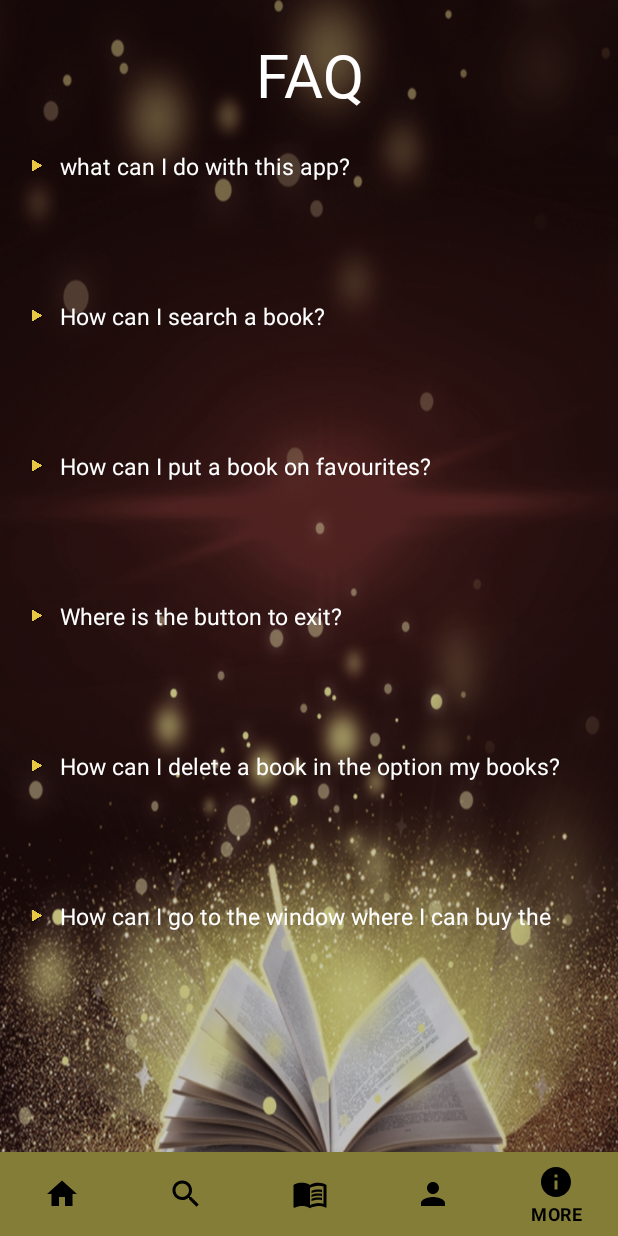
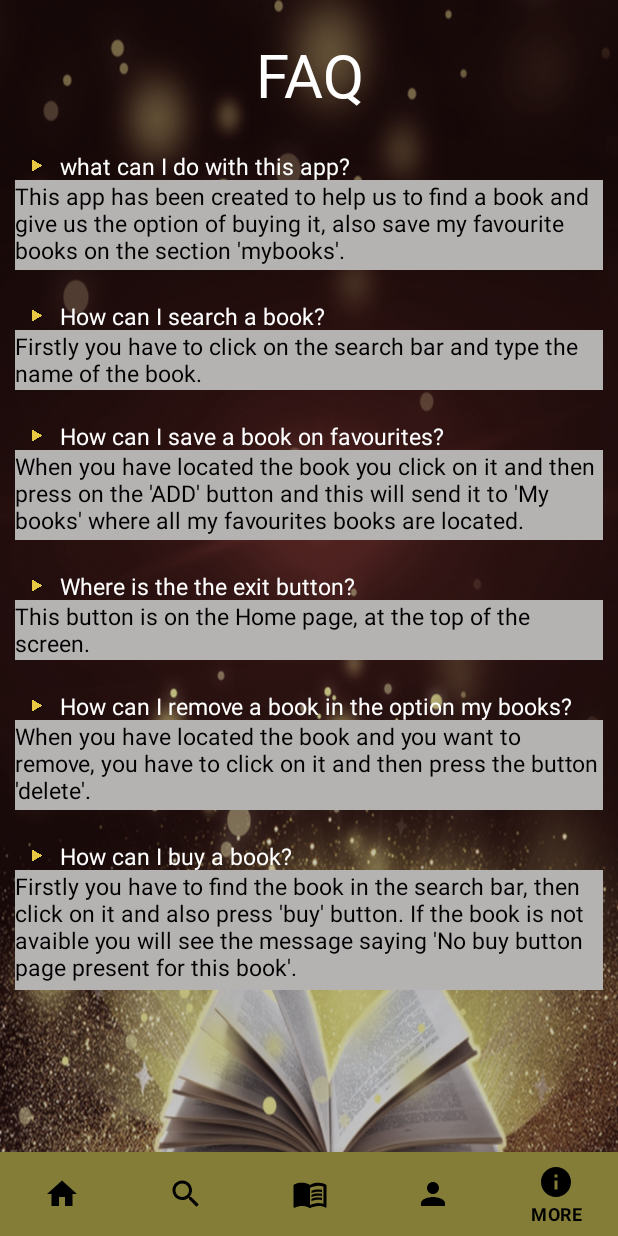
Before and after one commit to ivaperma/myFavBook, an Android app: the More screen opened directly, with no data from a screen before it, on a phone screen of 412 x 824 dp. Run offline under Robolectric (Android 15) with nearby library versions, the phone set to English and light mode, and no system bars.

Commit message:
changin same things in the faq questions.

```diff
--- a/app/src/main/res/layout/activity_more.xml
+++ b/app/src/main/res/layout/activity_more.xml
@@ -60,11 +60,11 @@
             android:layout_marginLeft="10dp"
             android:layout_marginTop="120dp"
             android:layout_marginRight="10dp"
-            android:text="This app have been created to help us to find a book and give us the option of buy it, and also put in the section mybooks where there are all my favourite books."
+            android:text="This app has been created to help us to find a book and give us the option of buying it, also save my favourite books on the section 'mybooks'."
             android:textColor="@color/black"
             android:textSize="15dp"
             android:background="@color/grey"
-            android:visibility="gone">
+            >
         </TextView>
 
         <ImageView
@@ -89,15 +89,15 @@
     <TextView
         android:id="@+id/ans2"
         android:layout_width="match_parent"
-        android:layout_height="60dp"
+        android:layout_height="40dp"
         android:layout_marginLeft="10dp"
         android:layout_marginTop="220dp"
         android:layout_marginRight="10dp"
-        android:text="At first you have to click on the option of searching and put the name of the book you are looking for in the search bar."
+        android:text="Firstly you have to click on the search bar and type the name of the book."
         android:textColor="@color/black"
         android:textSize="15dp"
         android:background="@color/grey"
-        android:visibility="gone">
+        >
     </TextView>
 
     <ImageView
@@ -105,31 +105,31 @@
         android:layout_height="30dp"
         android:src="@drawable/flecha"
         android:layout_marginLeft="10dp"
-        android:layout_marginTop="295dp"
+        android:layout_marginTop="275dp"
         android:layout_marginRight="10dp"/>
     <TextView
         android:id="@+id/qus3"
         android:layout_width="match_parent"
         android:layout_height="20dp"
         android:layout_marginLeft="40dp"
-        android:layout_marginTop="300dp"
+        android:layout_marginTop="280dp"
         android:layout_marginRight="10dp"
-        android:text="How can I put a book on favourites?"
+        android:text="How can I save a book on favourites?"
         android:textColor="@color/white"
         android:textSize="15dp">
     </TextView>
     <TextView
         android:id="@+id/ans3"
         android:layout_width="match_parent"
-        android:layout_height="80dp"
+        android:layout_height="60dp"
         android:layout_marginLeft="10dp"
-        android:layout_marginTop="320dp"
+        android:layout_marginTop="300dp"
         android:layout_marginRight="10dp"
-        android:text="When you have located the book there is an option that says 'ADD', and this button send our book to the option of 'My books' that is where all my favourites books are located."
+        android:text="When you have located the book you click on it and then press on the 'ADD' button and this will send it to 'My books' where all my favourites books are located."
         android:textColor="@color/black"
         android:textSize="15dp"
         android:background="@color/grey"
-        android:visibility="gone">
+        >
     </TextView>
 
     <ImageView
@@ -137,16 +137,16 @@
         android:layout_height="30dp"
         android:src="@drawable/flecha"
         android:layout_marginLeft="10dp"
-        android:layout_marginTop="395dp"
+        android:layout_marginTop="375dp"
         android:layout_marginRight="10dp"/>
     <TextView
         android:id="@+id/qus4"
         android:layout_width="match_parent"
         android:layout_height="20dp"
         android:layout_marginLeft="40dp"
-        android:layout_marginTop="400dp"
+        android:layout_marginTop="380dp"
         android:layout_marginRight="10dp"
-        android:text="Where is the button to exit?"
+        android:text="Where is the the exit button?"
         android:textColor="@color/white"
         android:textSize="15dp">
     </TextView>
@@ -155,13 +155,13 @@
         android:layout_width="match_parent"
         android:layout_height="40dp"
         android:layout_marginLeft="10dp"
-        android:layout_marginTop="420dp"
+        android:layout_marginTop="400dp"
         android:layout_marginRight="10dp"
-        android:text="This button is on the window 'Home' and at the top of the screen is the exit button."
+        android:text="This button is on the Home page, at the top of the screen."
         android:textColor="@color/black"
         android:textSize="15dp"
         android:background="@color/grey"
-        android:visibility="gone">
+        >
     </TextView>
 
     <ImageView
@@ -169,16 +169,16 @@
         android:layout_height="30dp"
         android:src="@drawable/flecha"
         android:layout_marginLeft="10dp"
-        android:layout_marginTop="495dp"
+        android:layout_marginTop="455dp"
         android:layout_marginRight="10dp"/>
     <TextView
         android:id="@+id/qus5"
         android:layout_width="match_parent"
         android:layout_height="20dp"
         android:layout_marginLeft="40dp"
-        android:layout_marginTop="500dp"
+        android:layout_marginTop="460dp"
         android:layout_marginRight="10dp"
-        android:text="How can I delete a book in the option my books?"
+        android:text="How can I remove a book in the option my books?"
         android:textColor="@color/white"
         android:textSize="15dp">
     </TextView>
@@ -187,13 +187,13 @@
         android:layout_width="match_parent"
         android:layout_height="60dp"
         android:layout_marginLeft="10dp"
-        android:layout_marginTop="520dp"
+        android:layout_marginTop="480dp"
         android:layout_marginRight="10dp"
-        android:text="When you have located the book and you want to delete, you have to click on it and then the option appears saying 'delete'."
+        android:text="When you have located the book and you want to remove, you have to click on it and then press the button 'delete'."
         android:textColor="@color/black"
         android:textSize="15dp"
         android:background="@color/grey"
-        android:visibility="gone">
+        >
     </TextView>
 
     <ImageView
@@ -201,31 +201,31 @@
         android:layout_height="30dp"
         android:src="@drawable/flecha"
         android:layout_marginLeft="10dp"
-        android:layout_marginTop="595dp"
+        android:layout_marginTop="555dp"
         android:layout_marginRight="10dp"/>
     <TextView
         android:id="@+id/qus6"
         android:layout_width="match_parent"
         android:layout_height="20dp"
         android:layout_marginLeft="40dp"
-        android:layout_marginTop="600dp"
+        android:layout_marginTop="560dp"
         android:layout_marginRight="10dp"
-        android:text="How can I go to the window where I can buy the book?"
+        android:text="How can I buy a book?"
         android:textColor="@color/white"
         android:textSize="15dp">
     </TextView>
     <TextView
         android:id="@+id/ans6"
         android:layout_width="match_parent"
-        android:layout_height="60dp"
+        android:layout_height="80dp"
         android:layout_marginLeft="10dp"
         android:layout_marginRight="10dp"
-        android:layout_marginTop="620dp"
-        android:text="At first, you have to find the book in the search bar, then you have to click on it and the option 'buy' appears. This button will send you to the window where you can buy it."
+        android:layout_marginTop="580dp"
+        android:text="Firstly you have to find the book in the search bar, then click on it and also press 'buy' button. If the book is not avaible you will see the message saying 'No buy button page present for this book'."
         android:textColor="@color/black"
         android:textSize="15dp"
         android:background="@color/grey"
-        android:visibility="gone">
+        >
     </TextView>
 
 </RelativeLayout>
```
